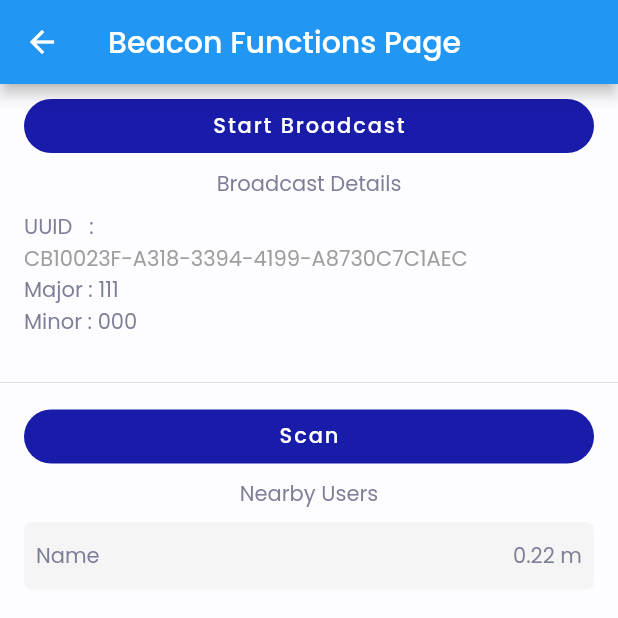
After one commit to anjuchamantha/COVID19-Bubble-Detector, a Flutter app: the BeaconFunctionsPage screen opened by its route, after a tap on "Start Broadcast", on a phone screen of 412 x 824 dp, the top half of it. The commit adds this screen. Run offline on Flutter 3.47's test engine with Material 2 defaults, Android fonts, the phone set to English and light mode, and no system bars; our stand-ins replace cloud_firestore, firebase_auth, firebase_core, flutter_bluetooth_serial, flutter_svg, get and 2 more; missing offline and left inert: flutter_beacon; accounts and stored records are empty.

Commit message:
Beacon Broadcast with custom controller

```diff
--- a/bubble_detector/lib/bindings/app_binding.dart
+++ b/bubble_detector/lib/bindings/app_binding.dart
@@ -1,3 +1,4 @@
+import 'package:bubble_detector/controllers/bluetooth_controllers/beacon_controller.dart';
 import 'package:bubble_detector/controllers/bluetooth_controllers/main_bluetooth_controller.dart';
 import 'package:bubble_detector/controllers/bluetooth_controllers/requirement_state_controller.dart';
 import 'package:bubble_detector/controllers/database_controllers/bluetooth_db_controller.dart';
@@ -15,6 +16,7 @@ class AppBinding extends Bindings {
     Get.put(MainBluetoothController());
     Get.put(RequirementStateController());
     Get.lazyPut(() => UserController());
+    Get.lazyPut(() => BeaconController());
     print("app binding");
   }
 }
--- /dev/null
+++ b/bubble_detector/lib/controllers/bluetooth_controllers/beacon_controller.dart
@@ -0,0 +1,54 @@
+import 'dart:async';
+
+import 'package:bubble_detector/controllers/bluetooth_controllers/requirement_state_controller.dart';
+import 'package:get/get.dart';
+import 'package:flutter_beacon/flutter_beacon.dart';
+
+class BeaconController extends GetxController {
+  RequirementStateController requirementsController = Get.find();
+  bool get broadcastReady =>
+      requirementsController.authorizationStatusOk == true &&
+      requirementsController.locationServiceEnabled == true &&
+      requirementsController.bluetoothEnabled == true;
+  RxBool isBeaconBroadcasting = false.obs;
+  var beaconMajor = ''.obs;
+  var beaconMinor = ''.obs;
+
+  @override
+  void onInit() async {
+    super.onInit();
+
+    // requirementsController.startBroadcastStream.listen((flag) {
+    //   if (flag == true) {
+    //     initBroadcastBeacon();
+    //   }
+    // });
+    initBroadcastBeacon();
+    isBeaconBroadcasting.value = await flutterBeacon.isBroadcasting();
+  }
+
+  initBroadcastBeacon() async {
+    await flutterBeacon.initializeScanning;
+  }
+
+  startBroadcast(uuid, major, minor) async {
+    if (isBeaconBroadcasting.value) {
+      // await flutterBeacon.stopBroadcast();
+      Get.snackbar("Already Started", "Broadcast Already Started");
+    } else {
+      await flutterBeacon.startBroadcast(BeaconBroadcast(
+        proximityUUID: uuid,
+        major: int.tryParse(major) ?? 0,
+        minor: int.tryParse(minor) ?? 0,
+      ));
+      beaconMajor.value = major;
+      beaconMinor.value = minor;
+    }
+    isBeaconBroadcasting.value = await flutterBeacon.isBroadcasting();
+  }
+
+  stopBroadcast() async {
+    await flutterBeacon.stopBroadcast();
+    isBeaconBroadcasting.value = await flutterBeacon.isBroadcasting();
+  }
+}
--- a/bubble_detector/lib/controllers/database_controllers/bluetooth_db_controller.dart
+++ b/bubble_detector/lib/controllers/database_controllers/bluetooth_db_controller.dart
@@ -5,6 +5,7 @@ import 'package:cloud_firestore/cloud_firestore.dart';
 class BluetoothDBController extends GetxController {
   FirebaseFirestore firestore = FirebaseFirestore.instance;
   User? user = FirebaseAuth.instance.currentUser;
+  var nearbyUsers = <String>{}.obs;
 
   Future<void> updateUserBluetoothID(String bluetoothID) {
     DocumentReference userRef =
@@ -39,4 +40,20 @@ class BluetoothDBController extends GetxController {
       Get.snackbar("ERROR", "Failed to update Contacted Users");
     });
   }
+
+  getUsersWithBluetoothID(List<String> bluetoothIDs) async {
+    List<String> users = [];
+    var result = await firestore
+        .collection("users")
+        .where("bluetooth_id", whereIn: bluetoothIDs)
+        .get();
+    result.docs.forEach((res) {
+      print(res.data());
+      users.add(res.id);
+      nearbyUsers.add(res.id);
+    });
+    print(users);
+    print("[FIREBASE]");
+    updateContactedUsers(users);
+  }
 }
--- a/bubble_detector/lib/main.dart
+++ b/bubble_detector/lib/main.dart
@@ -1,3 +1,4 @@
+import 'package:bubble_detector/views/pages/Beacon/beacon_functions_page.dart';
 import 'package:bubble_detector/views/pages/Beacon/beacon_page.dart';
 import 'package:bubble_detector/views/pages/Other/covid_test.dart';
 import 'package:bubble_detector/views/pages/Other/health_tips.dart';
@@ -74,6 +75,10 @@ void main() async {
           name: AppRoutes.BEACON,
           page: () => BeaconPage(),
         ),
+        GetPage(
+          name: AppRoutes.BEACON_FN_PAGE,
+          page: () => BeaconFunctionsPage(),
+        ),
       ],
     ),
   );
--- /dev/null
+++ b/bubble_detector/lib/util/constants.dart
@@ -0,0 +1 @@
+const String APP_UUID = 'CB10023F-A318-3394-4199-A8730C7C1AEC';
--- a/bubble_detector/lib/util/routes.dart
+++ b/bubble_detector/lib/util/routes.dart
@@ -10,4 +10,5 @@ class AppRoutes {
   static const String HEALTH_TIPS = '/health_tips';
   static const String COVID_TEST = '/covid_test';
   static const String BEACON = '/beacon';
+  static const String BEACON_FN_PAGE = '/beacon_fn_page';
 }
--- /dev/null
+++ b/bubble_detector/lib/views/pages/Beacon/beacon_functions_page.dart
@@ -0,0 +1,131 @@
+import 'package:bubble_detector/controllers/bluetooth_controllers/beacon_controller.dart';
+import 'package:bubble_detector/util/constants.dart';
+import 'package:flutter/material.dart';
+import 'package:get/get.dart';
+
+class BeaconFunctionsPage extends StatelessWidget {
+  const BeaconFunctionsPage({Key? key}) : super(key: key);
+
+  @override
+  Widget build(BuildContext context) {
+    final beaconController = Get.find<BeaconController>();
+    return Scaffold(
+      appBar: AppBar(title: Text("Beacon Functions Page")),
+      body: ListView(
+        children: [
+          Container(
+            child: Column(
+              children: [
+                ListTile(
+                  title: Obx(
+                    () {
+                      return (beaconController.isBeaconBroadcasting.value)
+                          ? ElevatedButton(
+                              child: Text('Stop Broadcast'),
+                              style: ElevatedButton.styleFrom(
+                                primary: Colors.red[900],
+                              ),
+                              onPressed: () {
+                                beaconController.stopBroadcast();
+                              },
+                            )
+                          : ElevatedButton(
+                              child: Text('Start Broadcast'),
+                              onPressed: () {
+                                beaconController.startBroadcast(
+                                    APP_UUID, "111", "000");
+                              },
+                            );
+                    },
+                  ),
+                ),
+                Text(
+                  "Broadcast Details",
+                  // style: TextStyle(fontWeight: FontWeight.bold),
+                ),
+                Container(
+                  padding: const EdgeInsets.symmetric(
+                    horizontal: 16,
+                    vertical: 8,
+                  ),
+                  child: Column(
+                    crossAxisAlignment: CrossAxisAlignment.stretch,
+                    children: [
+                      Text("UUID   : "),
+                      Text(
+                        "$APP_UUID",
+                        style: TextStyle(color: Colors.grey),
+                      ),
+                      Obx(() {
+                        return Text(
+                            "Major : ${beaconController.beaconMajor.value}");
+                      }),
+                      Obx(() {
+                        return Text(
+                            "Minor : ${beaconController.beaconMinor.value}");
+                      }),
+                      Obx(() {
+                        return (beaconController.isBeaconBroadcasting.value)
+                            ? Container(
+                                padding: EdgeInsets.fromLTRB(0, 10, 0, 0),
+                                child: LinearProgressIndicator(
+                                  backgroundColor: Colors.red[900],
+                                  valueColor: new AlwaysStoppedAnimation<Color>(
+                                    Colors.red,
+                                  ),
+                                ),
+                              )
+                            : Container(
+                                padding: EdgeInsets.fromLTRB(0, 14, 0, 0),
+                              );
+                      }),
+                    ],
+                  ),
+                ),
+              ],
+            ),
+          ),
+          Divider(),
+          Container(
+            child: Column(
+              children: [
+                ListTile(
+                  title: ElevatedButton(
+                    child: const Text('Scan'),
+                    onPressed: () {},
+                  ),
+                ),
+                Text(
+                  "Nearby Users",
+                  // style: TextStyle(fontWeight: FontWeight.bold),
+                ),
+                Padding(
+                  padding: const EdgeInsets.symmetric(
+                    horizontal: 16,
+                    vertical: 8,
+                  ),
+                  child: Container(
+                    padding: const EdgeInsets.symmetric(
+                      horizontal: 8,
+                      vertical: 12,
+                    ),
+                    decoration: BoxDecoration(
+                      borderRadius: BorderRadius.circular(5),
+                      color: Colors.grey[100],
+                    ),
+                    child: Row(
+                      children: [
+                        Expanded(child: Text("Name")),
+                        Text("0.22 m"),
+                      ],
+                    ),
+                  ),
+                )
+              ],
+            ),
+          ),
+        ],
+      ),
+    );
+  }
+}
--- a/bubble_detector/lib/views/pages/Main/home.dart
+++ b/bubble_detector/lib/views/pages/Main/home.dart
@@ -57,6 +57,15 @@ class Home extends StatelessWidget {
                     ),
                   ),
                 ),
+                PopupMenuItem<int>(
+                  value: 2,
+                  child: Text(
+                    "Beacon Functions",
+                    style: TextStyle(
+                      color: ProjectColors.BLACK,
+                    ),
+                  ),
+                ),
               ],
               icon: Icon(
                 Icons.more_vert,
@@ -69,6 +78,9 @@ class Home extends StatelessWidget {
                     break;
                   case 1:
                     Get.toNamed(AppRoutes.BEACON);
+                    break;
+                  case 2:
+                    Get.toNamed(AppRoutes.BEACON_FN_PAGE);
                     break;
                 }
               },
```
Also changed, not shown: 2 other files.
